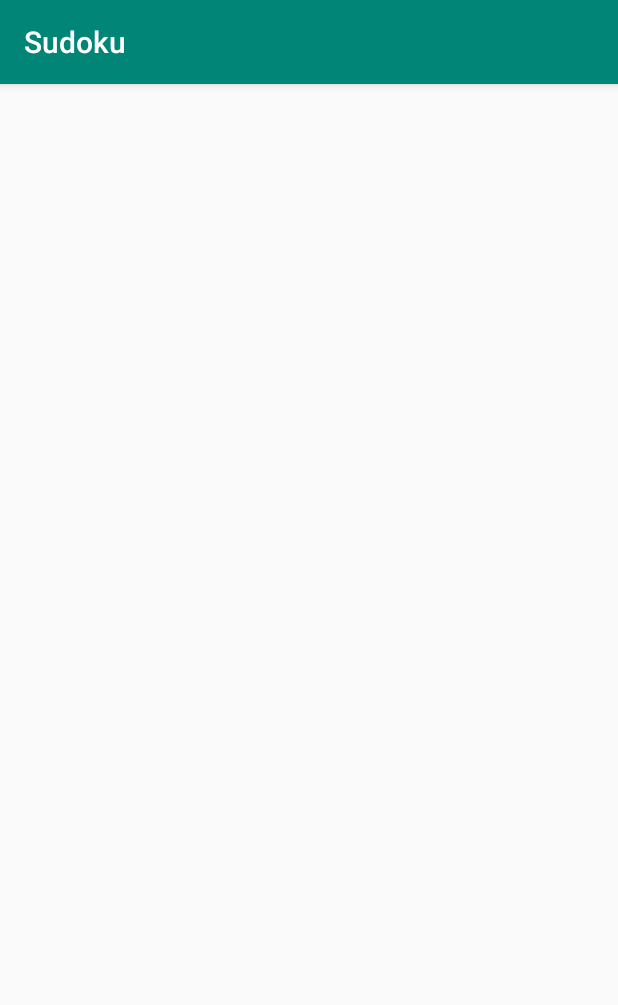
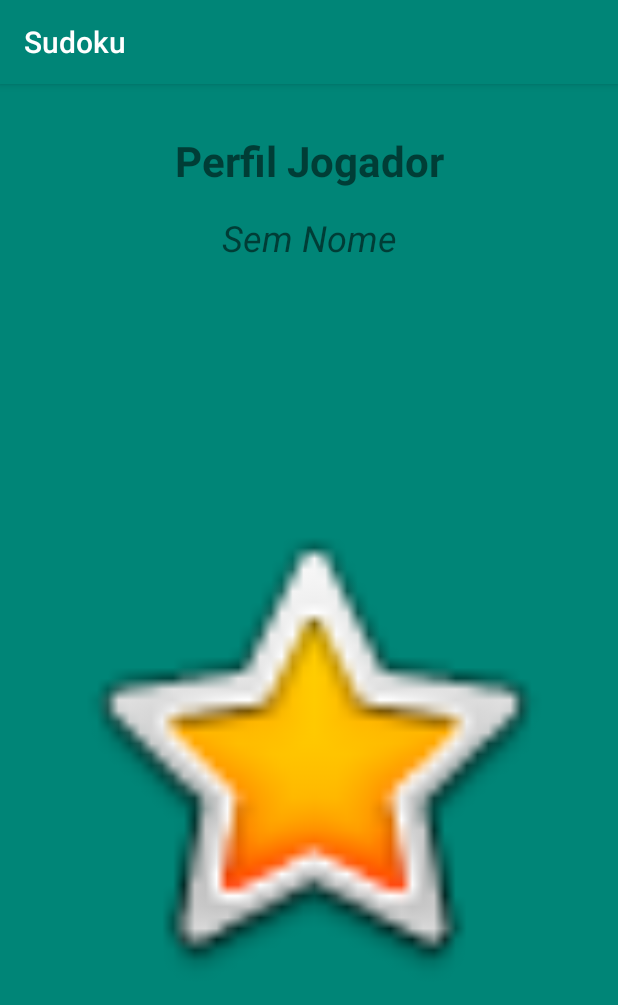
Before and after one commit to davidpaiva110/Sudoku-Android, an Android app: the PlayerProfileActivity screen opened directly, with no data from a screen before it, on a phone screen of 412 x 824 dp. Shown: the top 1005 px of the screen. Run offline under Robolectric (Android 15) with nearby library versions, the light colour scheme and no system bars.

Commit message:
Layout Perfil do jogador + Correção Editar Perfil do Jogador

```diff
--- a/app/src/main/java/pt/amov/xicorafapaiva/sudoku/GameViews/EditPlayerProfileActivity.java
+++ b/app/src/main/java/pt/amov/xicorafapaiva/sudoku/GameViews/EditPlayerProfileActivity.java
@@ -16,6 +16,7 @@ import android.os.Environment;
 import android.provider.MediaStore;
 import android.view.View;
 import android.widget.ImageView;
+import android.widget.TextView;
 
 import com.google.android.material.snackbar.Snackbar;
 
@@ -34,8 +35,9 @@ public class EditPlayerProfileActivity extends AppCompatActivity {
     //Varíaveis referentes à captura da selfie
     private static final int REQUEST_IMAGE_CAPTURE = 1;
     private Uri uri;
+
     private Player player;
-    private String dirPhotosPath;
+
 
 
     @Override
@@ -49,6 +51,8 @@ public class EditPlayerProfileActivity extends AppCompatActivity {
         File directory = cw.getDir("imageDir", Context.MODE_PRIVATE);
         this.player.setDirectory(directory);
         this.loadImageFromStorage(player.getDirPath());
+        TextView tvPlayerName = findViewById(R.id.inputPlayerName);
+        tvPlayerName.setText(player.getPlayerName());
     }
 
 
@@ -61,7 +65,7 @@ public class EditPlayerProfileActivity extends AppCompatActivity {
     }
 
     public void onClickGuardar(View view){
-        //Guardar a informação do perfil
+        // Guardar a informação do perfil
         finish();
     }
 
@@ -77,7 +81,7 @@ public class EditPlayerProfileActivity extends AppCompatActivity {
                 ImageView img = findViewById(R.id.imgPlayerPhoto);
                 this.player.setFoto((Bitmap)data.getExtras().get("data"));
                 img.setImageBitmap(player.getFoto());
-                this.dirPhotosPath = this.saveToInternalStorage( player.getFoto() );
+                this.saveToInternalStorage( player.getFoto() );
             }
         }
     }
@@ -86,18 +90,18 @@ public class EditPlayerProfileActivity extends AppCompatActivity {
     @Override
     protected void onSaveInstanceState(@NonNull Bundle outState) {
         super.onSaveInstanceState(outState);
-       //outState.putSerializable("userPic", foto);
-        outState.putString("dirPath", this.dirPhotosPath);
+        TextView tvPlayerName = findViewById(R.id.inputPlayerName);
+        tvPlayerName.setText(player.getPlayerName());
     }
 
     //Recuperar o estado anterior
     @Override
     protected void onRestoreInstanceState(@NonNull Bundle savedInstanceState) {
         super.onRestoreInstanceState(savedInstanceState);
-        this.dirPhotosPath = savedInstanceState.getString("dirPath");
-        //this.loadImageFromStorage(this.dirPhotosPath);
         ImageView img = findViewById(R.id.imgPlayerPhoto);
         img.setImageBitmap(player.getFoto());
+        TextView tvPlayerName = findViewById(R.id.inputPlayerName);
+        tvPlayerName.setText(player.getPlayerName());
     }
 
     // Guardar a foto no InternalStorage
@@ -139,4 +143,5 @@ public class EditPlayerProfileActivity extends AppCompatActivity {
     }
 
 
+
 }
--- a/app/src/main/java/pt/amov/xicorafapaiva/sudoku/Player.java
+++ b/app/src/main/java/pt/amov/xicorafapaiva/sudoku/Player.java
@@ -1,18 +1,16 @@
 package pt.amov.xicorafapaiva.sudoku;
 
-import android.content.Context;
-import android.content.ContextWrapper;
 import android.graphics.Bitmap;
 
 import androidx.lifecycle.ViewModel;
+import java.io.File;
 
-import java.io.File;
-import java.io.Serializable;
 
 public class Player extends ViewModel  {
     private Bitmap foto;
-    File directory;
-    String dirPath;
+    private File directory;
+    private String playerName;
+
 
     public Player() {
     }
@@ -36,4 +34,15 @@ public class Player extends ViewModel  {
     public String getDirPath() {
         return directory.getAbsolutePath();
     }
+
+    public String getPlayerName() {
+        return playerName;
+    }
+
+    public void setPlayerName(String playerName) {
+        this.playerName = playerName;
+    }
 }
+
+
+//falta guardar um fiocheiro com esta informação sobre o jogador e buscar cada vez que se inicia o jogo
--- /dev/null
+++ b/app/src/main/res/layout-land/activity_player_profile.xml
@@ -0,0 +1,87 @@
+<?xml version="1.0" encoding="utf-8"?>
+<androidx.constraintlayout.widget.ConstraintLayout xmlns:android="http://schemas.android.com/apk/res/android"
+    xmlns:app="http://schemas.android.com/apk/res-auto"
+    xmlns:tools="http://schemas.android.com/tools"
+    android:layout_width="match_parent"
+    android:layout_height="match_parent"
+    tools:context=".GameViews.PlayerProfileActivity"
+    android:background="@color/colorPrimary">
+
+
+    <FrameLayout
+        android:id="@+id/frameLayout3"
+        android:layout_width="wrap_content"
+        android:layout_height="wrap_content"
+        android:layout_marginTop="32dp"
+        app:layout_constraintEnd_toEndOf="parent"
+        app:layout_constraintStart_toStartOf="parent"
+        app:layout_constraintTop_toTopOf="parent">
+
+        <TextView
+            android:id="@+id/tvPerfil"
+            android:layout_width="wrap_content"
+            android:layout_height="wrap_content"
+            android:text="Perfil Jogador"
+            android:textSize="28sp"
+            android:textStyle="bold" />
+    </FrameLayout>
+
+    <FrameLayout
+        android:layout_width="0dp"
+        android:layout_height="0dp"
+        android:layout_marginStart="32dp"
+        android:layout_marginEnd="32dp"
+        android:layout_marginBottom="32dp"
+        app:layout_constraintBottom_toBottomOf="parent"
+        app:layout_constraintEnd_toEndOf="parent"
+        app:layout_constraintStart_toStartOf="parent"
+        app:layout_constraintTop_toBottomOf="@+id/frameLayout3">
+
+        <LinearLayout
+            android:layout_width="match_parent"
+            android:layout_height="match_parent"
+            android:orientation="horizontal"
+            android:weightSum="2">
+
+            <ImageView
+                android:id="@+id/imageView3"
+                android:layout_width="match_parent"
+                android:layout_height="match_parent"
+                android:layout_weight="1"
+                app:srcCompat="@android:drawable/btn_star_big_on" />
+
+
+            <LinearLayout
+                android:layout_width="match_parent"
+                android:layout_height="match_parent"
+                android:layout_weight="1"
+                android:orientation="vertical"
+                android:weightSum="3">
+
+                <LinearLayout
+                    android:layout_width="match_parent"
+                    android:layout_height="match_parent"
+                    android:layout_weight="1"
+                    android:orientation="horizontal"/>
+
+                <TextView
+                        android:id="@+id/tvPlayerName"
+                        android:layout_width="match_parent"
+                        android:layout_height="match_parent"
+                        android:layout_weight="1"
+                        android:layout_gravity="center_vertical"
+                        android:text="Sem nome"
+                        android:textAlignment="center" />
+
+                <LinearLayout
+                    android:layout_width="match_parent"
+                    android:layout_height="match_parent"
+                    android:layout_weight="1"
+                    android:orientation="horizontal"/>
+            </LinearLayout>
+
+        </LinearLayout>
+
+    </FrameLayout>
+
+</androidx.constraintlayout.widget.ConstraintLayout>
--- a/app/src/main/res/layout/activity_player_profile.xml
+++ b/app/src/main/res/layout/activity_player_profile.xml
@@ -4,6 +4,65 @@
     xmlns:tools="http://schemas.android.com/tools"
     android:layout_width="match_parent"
     android:layout_height="match_parent"
-    tools:context=".GameViews.PlayerProfileActivity">
+    tools:context=".GameViews.PlayerProfileActivity"
+    android:background="@color/colorPrimary">
+
+
+    <FrameLayout
+        android:id="@+id/frameLayout3"
+        android:layout_width="wrap_content"
+        android:layout_height="wrap_content"
+        android:layout_marginTop="32dp"
+        app:layout_constraintEnd_toEndOf="parent"
+        app:layout_constraintStart_toStartOf="parent"
+        app:layout_constraintTop_toTopOf="parent">
+
+        <TextView
+            android:id="@+id/tvPerfil"
+            android:layout_width="wrap_content"
+            android:layout_height="wrap_content"
+            android:text="Perfil Jogador"
+            android:textSize="28sp"
+            android:textStyle="bold" />
+    </FrameLayout>
+
+    <FrameLayout
+        android:id="@+id/frameLayout4"
+        android:layout_width="wrap_content"
+        android:layout_height="wrap_content"
+        android:layout_marginTop="16dp"
+        app:layout_constraintEnd_toEndOf="parent"
+        app:layout_constraintStart_toStartOf="parent"
+        app:layout_constraintTop_toBottomOf="@+id/frameLayout3">
+
+        <TextView
+            android:id="@+id/tvPlayerName"
+            android:layout_width="wrap_content"
+            android:layout_height="wrap_content"
+            android:layout_weight="1"
+            android:text="Sem Nome"
+            android:textSize="24sp"
+            android:textStyle="italic" />
+
+    </FrameLayout>
+
+    <FrameLayout
+        android:layout_width="0dp"
+        android:layout_height="0dp"
+        android:layout_marginStart="32dp"
+        android:layout_marginTop="32dp"
+        android:layout_marginEnd="32dp"
+        android:layout_marginBottom="32dp"
+        app:layout_constraintBottom_toBottomOf="parent"
+        app:layout_constraintEnd_toEndOf="parent"
+        app:layout_constraintStart_toStartOf="parent"
+        app:layout_constraintTop_toBottomOf="@+id/frameLayout4">
+
+        <ImageView
+            android:id="@+id/imageView3"
+            android:layout_width="match_parent"
+            android:layout_height="match_parent"
+            app:srcCompat="@android:drawable/btn_star_big_on" />
+    </FrameLayout>
 
 </androidx.constraintlayout.widget.ConstraintLayout>
```
